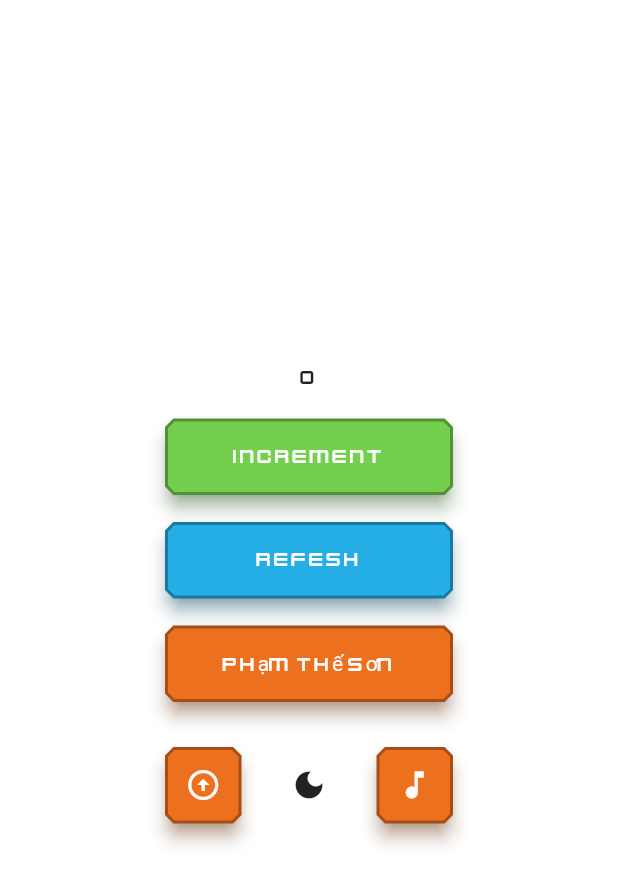
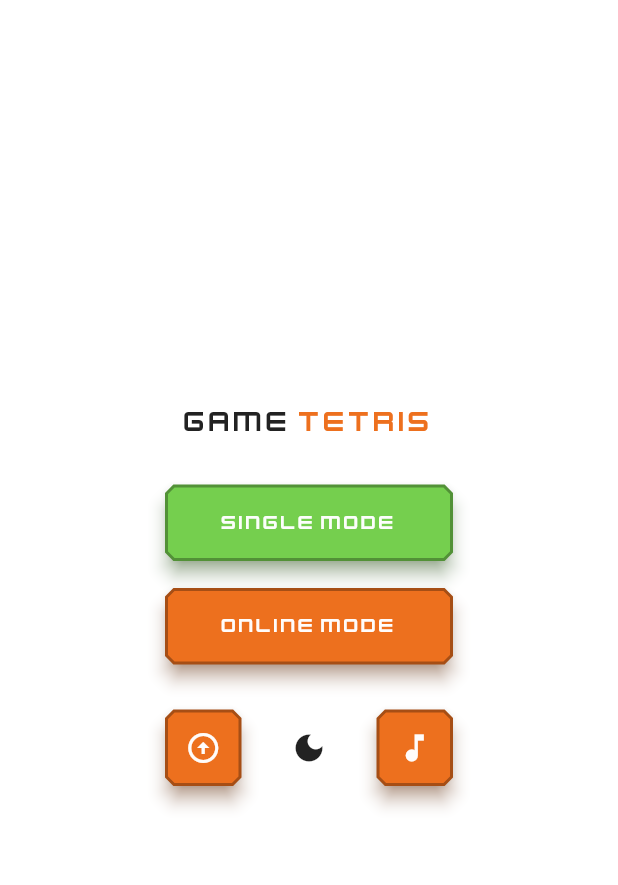
Before and after one commit to SonPham1501/GAME_TETRIS, a Flutter app: the screen it shows after launch, on a phone screen of 412 x 824 dp. Shown: the top 885 px of the screen. Run offline on Flutter 3.47's test engine with Material 2 defaults, Android fonts, the phone set to English and light mode, and no system bars; our stand-ins replace flex_color_scheme, flutter_hooks, flutter_riverpod, hive, hive_flutter, hooks_riverpod and 1 more; missing offline and left inert: flutter_portal; accounts and stored records are empty.

Commit message:
home screen

```diff
--- a/lib/bootstraps.dart
+++ b/lib/bootstraps.dart
@@ -2,6 +2,7 @@
 import 'package:flutter/services.dart';
 import 'package:flutter_portal/flutter_portal.dart';
 import 'package:flutter_riverpod/flutter_riverpod.dart';
+import 'package:game_tetris/core/db/adapter_initializer.dart';
 import 'package:game_tetris/features/playboard/repositories/playboard_local.dart';
 import 'package:game_tetris/material/app_setting/app_setting_local.dart';
 import 'package:game_tetris/material/audios/repositories/audio_local.dart';
@@ -11,6 +12,8 @@
   SystemChrome.setEnabledSystemUIMode(SystemUiMode.immersiveSticky);
 
   await Hive.initFlutter();
+
+  AdapterInitializer.initialize();
 
   PlayboardLocal playboardLocal = PlayboardLocalImpl();
   await playboardLocal.init();
--- a/lib/features/home/home_screen.dart
+++ b/lib/features/home/home_screen.dart
@@ -3,49 +3,46 @@
 
 
 import 'package:flutter/material.dart';
-import 'package:game_tetris/material/app_setting/app_setting_controller.dart';
 import 'package:game_tetris/widgets/buttons/game_button.dart';
 import 'package:game_tetris/widgets/buttons/models/buttons_params.dart';
 import 'package:game_tetris/widgets/theme_setting_bar.dart';
 import 'package:hooks_riverpod/hooks_riverpod.dart';
-
-import 'controller/home_controller.dart';
-
 
 class HomeScreen extends HookConsumerWidget {
   const HomeScreen({ Key? key }) : super(key: key);
 
   @override
   Widget build(BuildContext context, WidgetRef ref) {
-    final count = ref.watch(counterProvider.select((value) => value.count));
     return Scaffold(
       body: Column(
         mainAxisAlignment: MainAxisAlignment.center,
         children: [
-          Center(child: Text(count.toString())),
-          const SizedBox(height: 20),
+          Text.rich(
+            TextSpan(
+              text: 'Game ',
+              children: [
+                TextSpan(
+                  text: 'Tetris',
+                  style: Theme.of(context).textTheme.headline6!.copyWith(
+                    color: Theme.of(context).primaryColor,
+                  ),
+                ),
+              ],
+              style: Theme.of(context).textTheme.headline6,
+            ),
+          ),
+          const SizedBox(height: 32),
           GameButton(
             color: ButtonColors.green,
-            child: const Text('Increment'),
+            child: const Text('Single Mode'),
             onPressed: () {
-              ref.read(counterProvider).increment();
-            },
-          ),
-          const SizedBox(height: 20),
-          GameButton(
-            color: ButtonColors.blue,
-            child: const Text('Refesh'),
-            onPressed: () {
-              ref.refresh(counterProvider);
             },
           ),
           const SizedBox(height: 20),
           GameButton(
             color: ButtonColors.red,
-            child: const Text('Phạm Thế Sơn'),
+            child: const Text('Online Mode'),
             onPressed: () {
-              final bool isDark = ref.watch(appSettingControllerProvider.select((value) => value.isDarkTheme));
-              ref.read(appSettingControllerProvider).isDarkTheme = !isDark;
             },
           ),
           const ThemeSettingBar(),
```
Also changed, not shown: lib/features/home/controller/home_controller.dart (deleted, +0 -26 lines).
